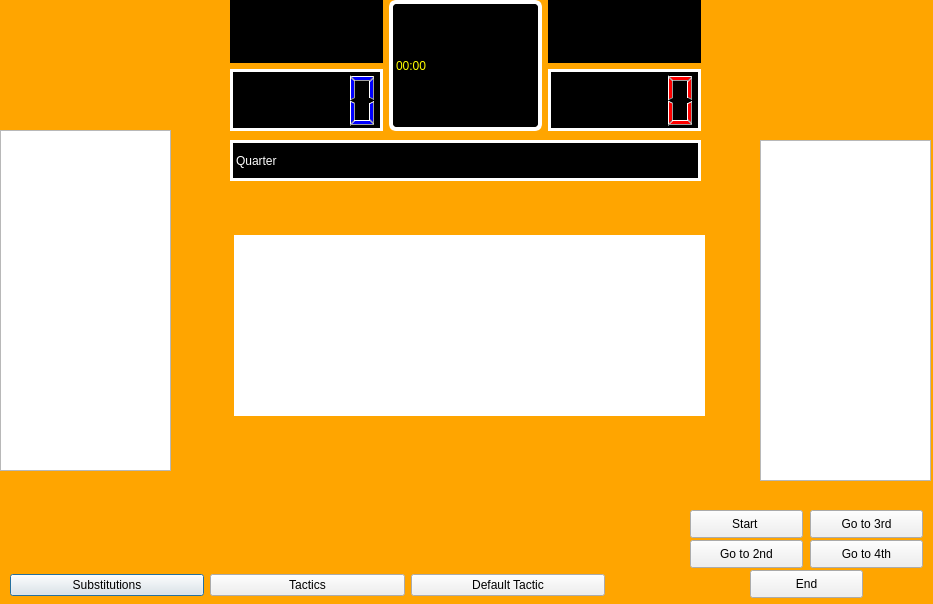
The window that BTM_Qt/nextgame.ui (skandermoalla/CSE201-Top5) describes before a commit, drawn with Qt 5.
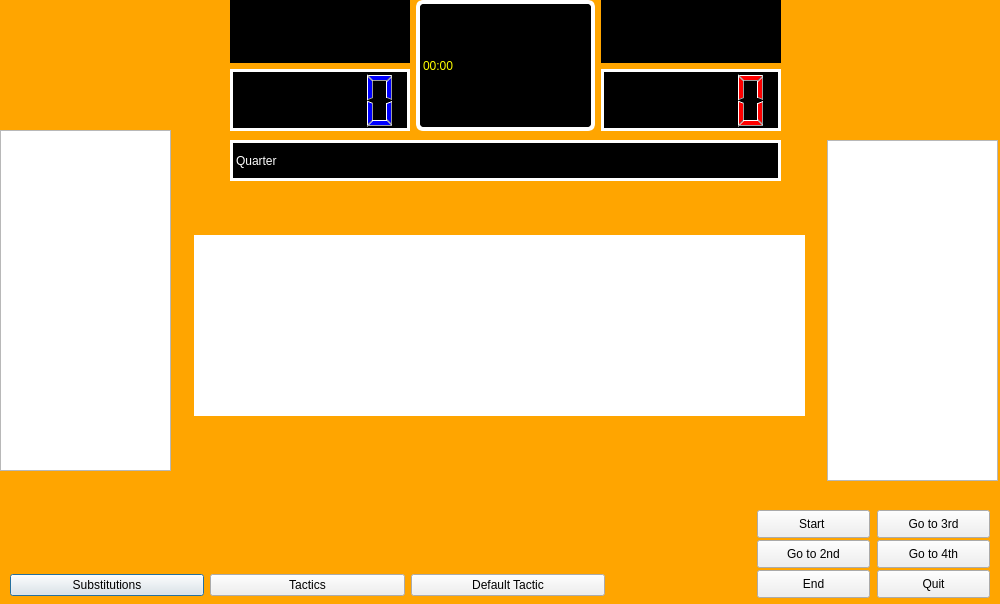
The same window after the commit.

Commit message:
add config += resources_big
so that we don't run out of memory

```diff
--- a/BTM_Qt/nextgame.ui
+++ b/BTM_Qt/nextgame.ui
@@ -6,7 +6,7 @@
    <rect>
     <x>0</x>
     <y>0</y>
-    <width>933</width>
+    <width>1000</width>
     <height>604</height>
    </rect>
   </property>
@@ -23,7 +23,7 @@
     <rect>
      <x>230</x>
      <y>140</y>
-     <width>471</width>
+     <width>551</width>
      <height>41</height>
     </rect>
    </property>
@@ -84,7 +84,7 @@
   <widget class="QListWidget" name="listWidget_2">
    <property name="geometry">
     <rect>
-     <x>760</x>
+     <x>827</x>
      <y>140</y>
      <width>171</width>
      <height>341</height>
@@ -96,7 +96,7 @@
     <rect>
      <x>230</x>
      <y>0</y>
-     <width>471</width>
+     <width>551</width>
      <height>131</height>
     </rect>
    </property>
@@ -193,7 +193,7 @@
   <widget class="QPushButton" name="second_q">
    <property name="geometry">
     <rect>
-     <x>690</x>
+     <x>757</x>
      <y>540</y>
      <width>113</width>
      <height>28</height>
@@ -206,7 +206,7 @@
   <widget class="QPushButton" name="start">
    <property name="geometry">
     <rect>
-     <x>690</x>
+     <x>757</x>
      <y>510</y>
      <width>113</width>
      <height>28</height>
@@ -219,7 +219,7 @@
   <widget class="QPushButton" name="third_q">
    <property name="geometry">
     <rect>
-     <x>810</x>
+     <x>877</x>
      <y>510</y>
      <width>113</width>
      <height>28</height>
@@ -232,7 +232,7 @@
   <widget class="QPushButton" name="fourth_q">
    <property name="geometry">
     <rect>
-     <x>810</x>
+     <x>877</x>
      <y>540</y>
      <width>113</width>
      <height>28</height>
@@ -245,7 +245,7 @@
   <widget class="QPushButton" name="end_game">
    <property name="geometry">
     <rect>
-     <x>750</x>
+     <x>757</x>
      <y>570</y>
      <width>113</width>
      <height>28</height>
@@ -258,9 +258,9 @@
   <widget class="QLabel" name="comments">
    <property name="geometry">
     <rect>
-     <x>234</x>
+     <x>194</x>
      <y>235</y>
-     <width>471</width>
+     <width>611</width>
      <height>181</height>
     </rect>
    </property>
@@ -271,6 +271,19 @@
     <string/>
    </property>
   </widget>
+  <widget class="QPushButton" name="quit">
+   <property name="geometry">
+    <rect>
+     <x>877</x>
+     <y>570</y>
+     <width>113</width>
+     <height>28</height>
+    </rect>
+   </property>
+   <property name="text">
+    <string>Quit</string>
+   </property>
+  </widget>
  </widget>
  <resources/>
  <connections/>
```
The commit also changes 2 other files.
